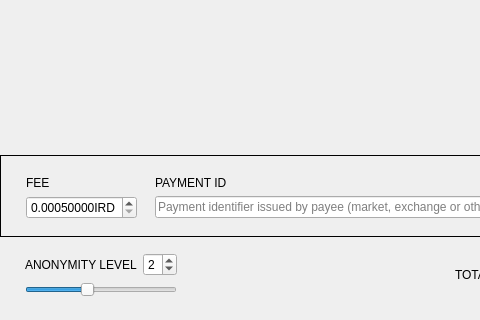
This is src/Gui/Send/SendFrame.ui in iridiumdev/Iridium-IRD-wallet as Qt 5 draws it before an edit; both pictures show x 0 to 480 and y 318 to 638 of the 866 by 638 pixel window. The edited form follows.
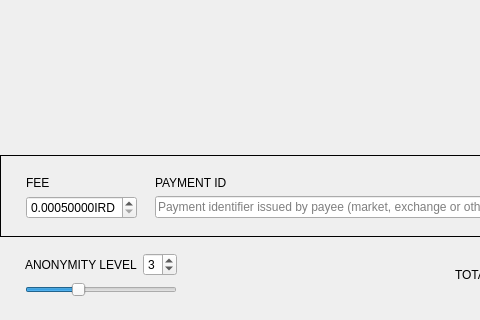
This is the edited form. Custom widgets are drawn as their Qt base class.

```diff
--- a/src/Gui/Send/SendFrame.ui
+++ b/src/Gui/Send/SendFrame.ui
@@ -292,13 +292,13 @@
       <item row="0" column="1">
        <widget class="QSpinBox" name="m_mixinSpin">
         <property name="minimum">
-         <number>0</number>
+         <number>2</number>
         </property>
         <property name="maximum">
-         <number>4</number>
+         <number>5</number>
         </property>
         <property name="value">
-         <number>2</number>
+         <number>3</number>
         </property>
        </widget>
       </item>
@@ -326,6 +326,9 @@
           <height>16777215</height>
          </size>
         </property>
+        <property name="minimum">
+         <number>2</number>
+        </property>
         <property name="maximum">
          <number>5</number>
         </property>
@@ -333,10 +336,10 @@
          <number>1</number>
         </property>
         <property name="value">
-         <number>2</number>
+         <number>3</number>
         </property>
         <property name="sliderPosition">
-         <number>2</number>
+         <number>3</number>
         </property>
         <property name="tracking">
          <bool>false</bool>
```
